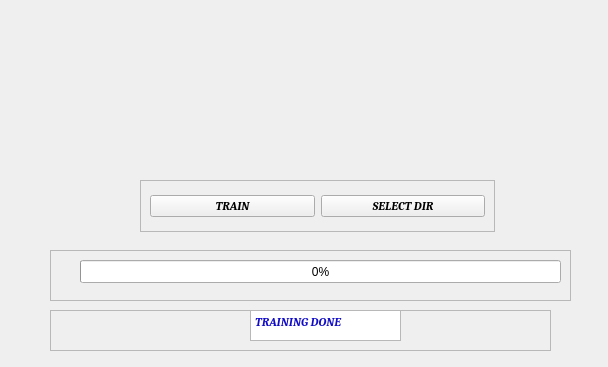
The window that FacesTrain.ui (nitin-vk/face-recognition-based-attendance) describes before a commit, drawn with Qt 5.
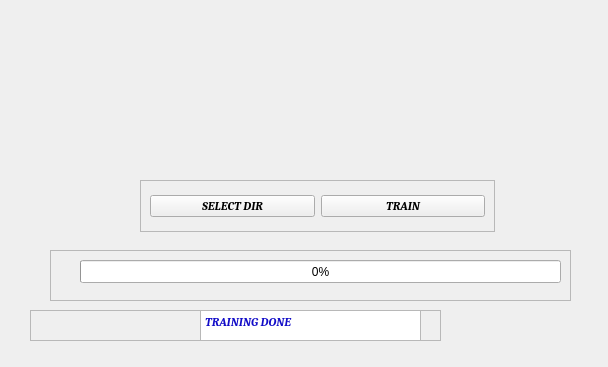
The same window after the commit. Icons and pictures are not drawn.

Patch:
```diff
--- a/FacesTrain.ui
+++ b/FacesTrain.ui
@@ -38,21 +38,6 @@
     <enum>QFrame::Raised</enum>
    </property>
    <layout class="QHBoxLayout" name="horizontalLayout">
-    <item>
-     <widget class="QPushButton" name="trainBtn">
-      <property name="font">
-       <font>
-        <family>Cambria</family>
-        <weight>75</weight>
-        <italic>true</italic>
-        <bold>true</bold>
-       </font>
-      </property>
-      <property name="text">
-       <string>TRAIN</string>
-      </property>
-     </widget>
-    </item>
     <item>
      <widget class="QPushButton" name="selectDir">
       <property name="font">
@@ -68,6 +53,21 @@
       </property>
      </widget>
     </item>
+    <item>
+     <widget class="QPushButton" name="trainBtn">
+      <property name="font">
+       <font>
+        <family>Cambria</family>
+        <weight>75</weight>
+        <italic>true</italic>
+        <bold>true</bold>
+       </font>
+      </property>
+      <property name="text">
+       <string>TRAIN</string>
+      </property>
+     </widget>
+    </item>
    </layout>
   </widget>
   <widget class="QFrame" name="progressFrame">
@@ -102,10 +102,10 @@
   <widget class="QFrame" name="doneFrame">
    <property name="geometry">
     <rect>
-     <x>50</x>
+     <x>30</x>
      <y>310</y>
-     <width>501</width>
-     <height>41</height>
+     <width>411</width>
+     <height>31</height>
     </rect>
    </property>
    <property name="frameShape">
@@ -117,9 +117,9 @@
    <widget class="QTextEdit" name="trainingDone">
     <property name="geometry">
      <rect>
-      <x>200</x>
+      <x>170</x>
       <y>0</y>
-      <width>151</width>
+      <width>221</width>
       <height>31</height>
      </rect>
     </property>
@@ -135,7 +135,7 @@
      <string>&lt;!DOCTYPE HTML PUBLIC &quot;-//W3C//DTD HTML 4.0//EN&quot; &quot;http://www.w3.org/TR/REC-html40/strict.dtd&quot;&gt;
 &lt;html&gt;&lt;head&gt;&lt;meta name=&quot;qrichtext&quot; content=&quot;1&quot; /&gt;&lt;style type=&quot;text/css&quot;&gt;
 p, li { white-space: pre-wrap; }
-&lt;/style&gt;&lt;/head&gt;&lt;body style=&quot; font-family:'Cambria'; font-size:7.8pt; font-weight:600; font-style:italic;&quot;&gt;
+&lt;/style&gt;&lt;/head&gt;&lt;body style=&quot; font-family:'Cambria'; font-size:8pt; font-weight:600; font-style:italic;&quot;&gt;
 &lt;p style=&quot; margin-top:0px; margin-bottom:0px; margin-left:0px; margin-right:0px; -qt-block-indent:0; text-indent:0px;&quot;&gt;&lt;span style=&quot; font-family:'MS Shell Dlg 2'; font-size:9pt; color:#130dc8;&quot;&gt;TRAINING DONE&lt;/span&gt;&lt;/p&gt;&lt;/body&gt;&lt;/html&gt;</string>
     </property>
    </widget>
```
